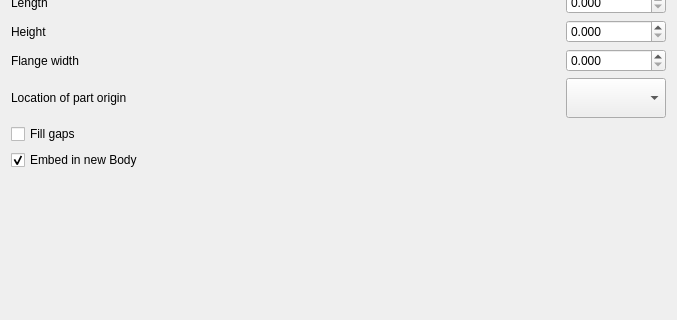
This is Resources/panels/BaseShapeOptions.ui in shaise/FreeCAD_SheetMetal as Qt 5 draws it before an edit; both pictures show x 0 to 677 and y 135 to 455 of the 677 by 565 pixel window. The edited form follows.
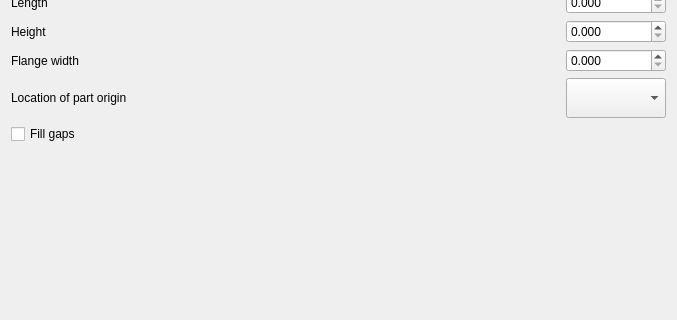
This is the edited form. Icons and pictures are not drawn. Custom widgets are drawn as their Qt base class.

```diff
--- a/Resources/panels/BaseShapeOptions.ui
+++ b/Resources/panels/BaseShapeOptions.ui
@@ -623,19 +623,6 @@
      </property>
     </widget>
    </item>
-   <item>
-    <widget class="QCheckBox" name="chkNewBody">
-     <property name="toolTip">
-      <string>Create the base shape as a new body</string>
-     </property>
-     <property name="text">
-      <string>Embed in new Body</string>
-     </property>
-     <property name="checked">
-      <bool>true</bool>
-     </property>
-    </widget>
-   </item>
    <item>
     <spacer name="verticalSpacer">
      <property name="orientation">
```
